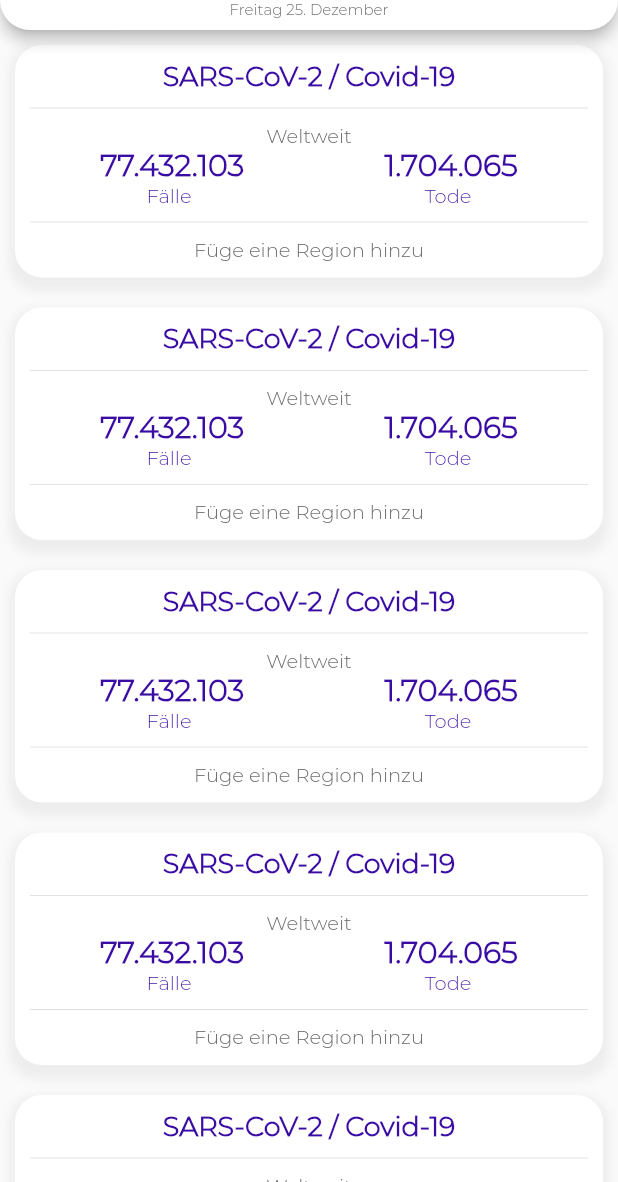
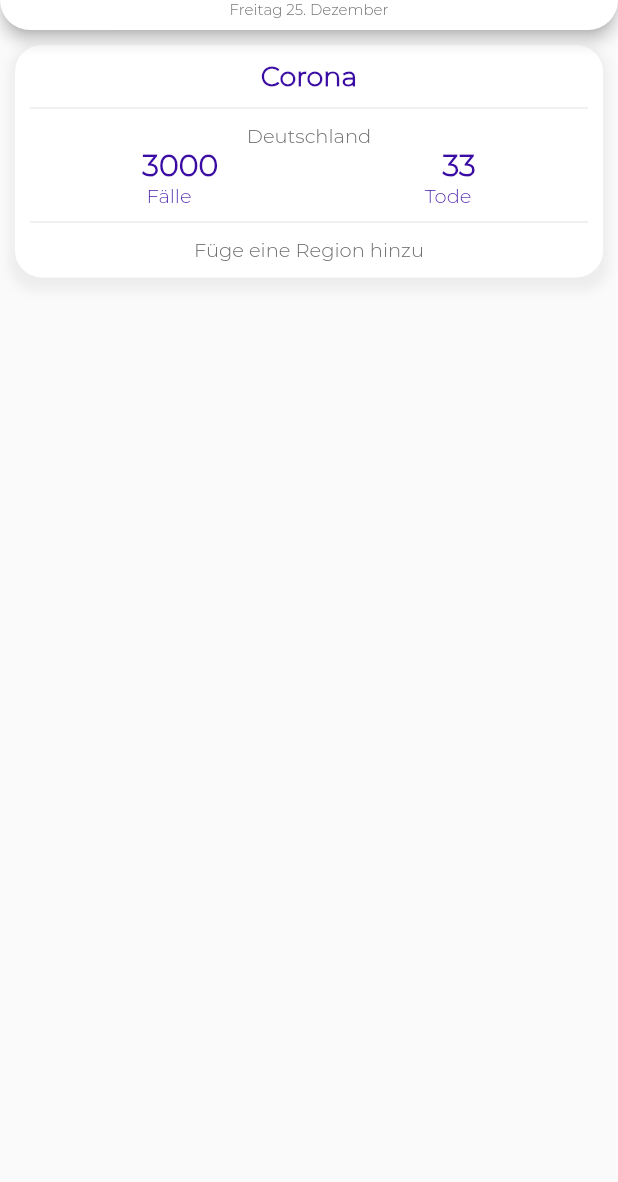
Before and after one commit to Domepo/virometer, a Flutter app: the screen it shows after launch, on a phone screen of 412 x 824 dp, the part 54-1236 px from its top. Run offline on Flutter 3.47's test engine with Material 2 defaults, Android fonts, the phone set to English and light mode, and no system bars.

Commit message:
created Selectbox attributes

```diff
--- a/lib/screens/viro_home/homescreen.dart
+++ b/lib/screens/viro_home/homescreen.dart
@@ -2,7 +2,7 @@ import 'package:flutter/material.dart';
 import 'homescreen_appbar.dart';
 import 'select_box/select_box.dart';
 class ViroApp extends StatelessWidget {
-  final selectVirusBox = SelectBox.getSelectBox();
+  // final selectVirusBox = SelectBox();
   @override
   Widget build(BuildContext context) {
     return MaterialApp(
@@ -11,7 +11,7 @@ class ViroApp extends StatelessWidget {
           appBar: HomeAppBar.getAppBar(),
           body:ListView(
           children: [
-            selectVirusBox,selectVirusBox,selectVirusBox,selectVirusBox,selectVirusBox,selectVirusBox,selectVirusBox,selectVirusBox,
+           SelectBox("Corona", "Deutschland", "3000", "33")
           ],
         )
         ));
--- a/lib/screens/viro_home/select_box/select_box.dart
+++ b/lib/screens/viro_home/select_box/select_box.dart
@@ -1,7 +1,16 @@
 import 'package:flutter/material.dart';
 // sd
-class SelectBox {
-  static getSelectBox() {
+class SelectBox extends StatelessWidget  {
+  final String _virusTitle;
+  final String _virusRegion;
+  final String _virusCases;
+  final String _virusDeaths;
+
+
+
+  SelectBox(this._virusTitle,this._virusRegion,this._virusCases,this._virusDeaths);
+  @override
+  Widget build(BuildContext context) {
     return Container(
         margin: EdgeInsets.only(left: 10, top: 10, right: 10, bottom: 10),
         height: 155,
@@ -24,7 +33,7 @@ class SelectBox {
         child: Column(children: [
           Align(
               alignment: Alignment.center,
-              child: Text("SARS-CoV-2 / Covid-19",
+              child: Text(_virusTitle,
                   style: TextStyle(
                       fontSize: 18,
                       color: Color(0xff3A0CA3),
@@ -38,17 +47,17 @@ class SelectBox {
           ),
           Align(
               alignment: Alignment.center,
-              child: Text("Weltweit",
+              child: Text(_virusRegion,
                   style: TextStyle(fontSize: 13, color: Color(0xff6E6E6E)))),
           Row(
             mainAxisAlignment: MainAxisAlignment.spaceAround,
             children: [
-              Text("77.432.103",
+              Text(_virusCases,
                   style: TextStyle(
                       fontSize: 20,
                       color: Color(0xff3A0CA3),
                       fontWeight: FontWeight.bold)),
-              Text("1.704.065",
+              Text(_virusDeaths,
                   style: TextStyle(
                       fontSize: 20,
                       color: Color(0xff3A0CA3),
```
